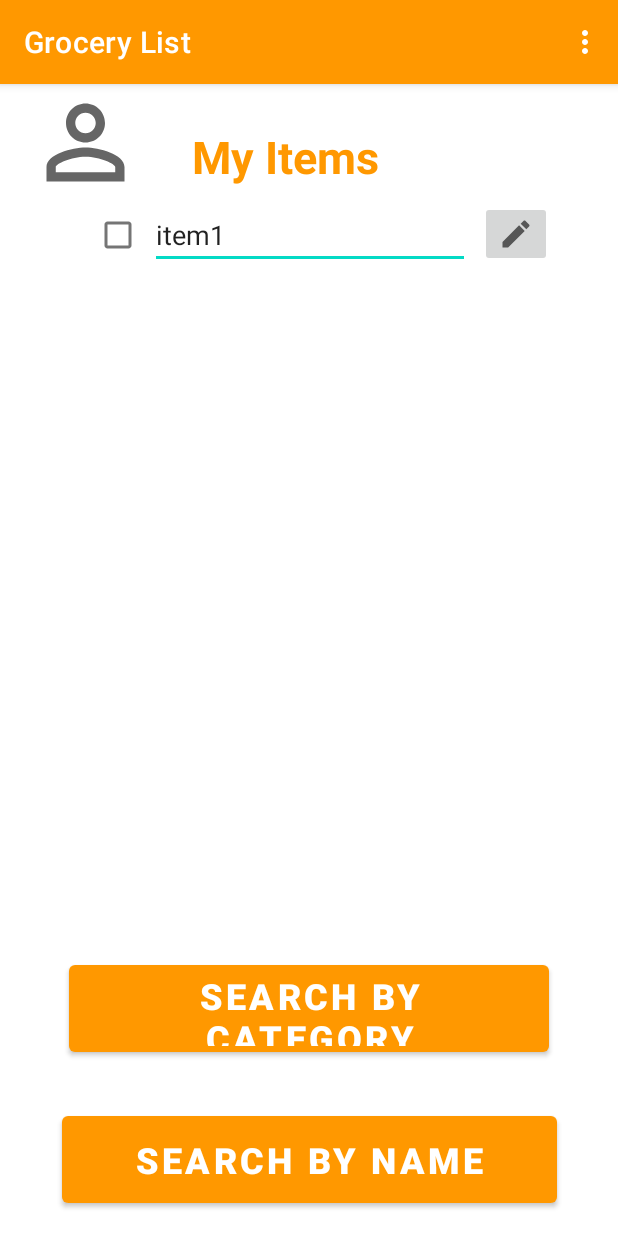
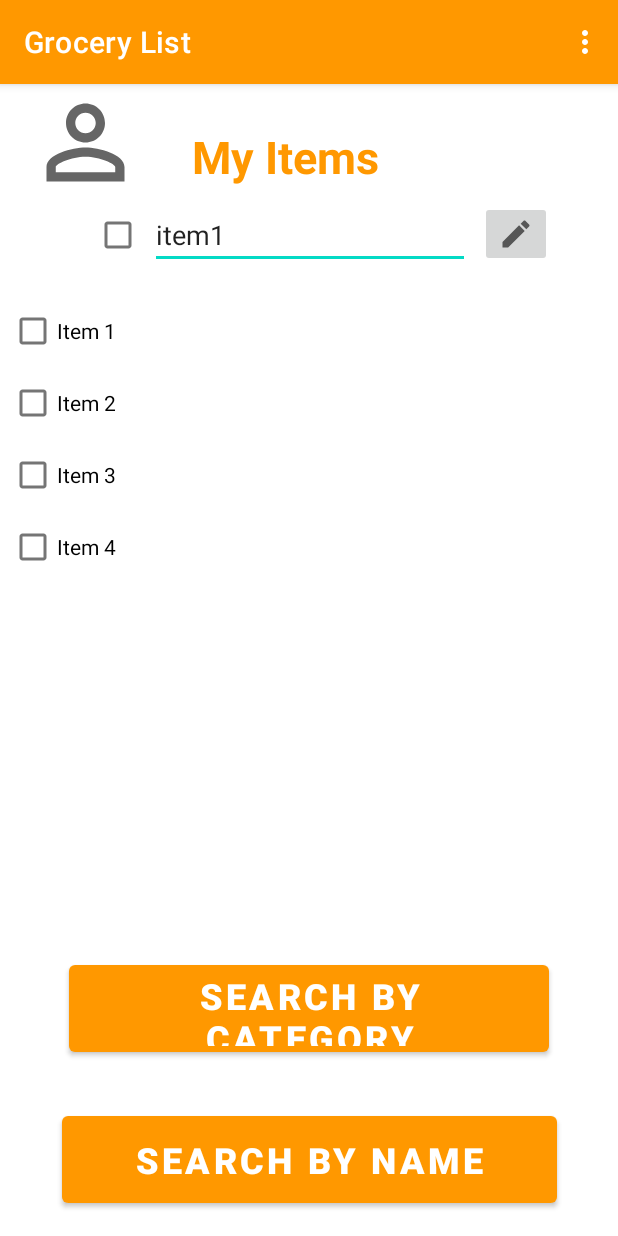
Before and after one commit to bannyadasrao/370FinalProject, an Android app: the MyItems screen opened directly, with no data from a screen before it, on a phone screen of 412 x 824 dp. Run offline under Robolectric (Android 15) with nearby library versions, the phone set to English and light mode, and no system bars.

Commit message:
Added RecylerView not fully funciton

```diff
--- /dev/null
+++ b/GLM/app/src/main/java/edu/qc/seclass/glm/ItemAdapter.java
@@ -0,0 +1,68 @@
+package edu.qc.seclass.glm;
+
+import android.content.Context;
+import android.view.LayoutInflater;
+import android.view.View;
+import android.view.ViewGroup;
+import android.widget.CheckBox;
+
+import androidx.annotation.NonNull;
+import androidx.recyclerview.widget.RecyclerView;
+
+import java.util.ArrayList;
+
+public class ItemAdapter extends RecyclerView.Adapter<ItemAdapter.ViewHolder> {
+
+    View view;
+    Context context;
+    ArrayList<String> arrayList;
+    ItemListener itemListener;
+    ArrayList<String> arrayList_0 = new ArrayList<>();
+    public ItemAdapter(Context context, ArrayList<String> arrayList, ItemListener itemListener) {
+        this.context = context;
+        this.arrayList = arrayList;
+        this.itemListener = itemListener;
+    }
+
+
+    public View getView(){
+        return view;
+    }
+
+
+    @NonNull
+    @Override
+    public ViewHolder onCreateViewHolder(@NonNull ViewGroup parent, int viewType) {
+        view = LayoutInflater.from(context).inflate(R.layout.rv_layout,parent,false);
+        return new ViewHolder(view);
+    }
+
+    @Override
+    public void onBindViewHolder(@NonNull ViewHolder holder, int position) {
+        if (arrayList != null && arrayList.size() > 0){
+            holder.check_box.setText(arrayList.get(position));
+            if (holder.check_box.isChecked()){
+                arrayList_0.add(arrayList.get(position));
+            }
+            else {
+                arrayList_0.remove(arrayList.get(position));
+            }
+            itemListener.onItemChange(arrayList_0);
+        }
+    }
+
+    @Override
+    public int getItemCount() {
+        return arrayList.size();
+    }
+
+    public class ViewHolder extends RecyclerView.ViewHolder{
+        CheckBox check_box;
+        public ViewHolder(@NonNull View itemView) {
+            super(itemView);
+
+            check_box = itemView.findViewById(R.id.check_box);
+        }
+    }
+
+}
--- /dev/null
+++ b/GLM/app/src/main/java/edu/qc/seclass/glm/ItemListener.java
@@ -0,0 +1,7 @@
+package edu.qc.seclass.glm;
+
+import java.util.ArrayList;
+
+public interface ItemListener {
+    void onItemChange(ArrayList<String> arrayList);
+}
--- a/GLM/app/src/main/java/edu/qc/seclass/glm/MyItems.java
+++ b/GLM/app/src/main/java/edu/qc/seclass/glm/MyItems.java
@@ -1,6 +1,8 @@
 package edu.qc.seclass.glm;
 
 import androidx.appcompat.app.AppCompatActivity;
+import androidx.recyclerview.widget.LinearLayoutManager;
+import androidx.recyclerview.widget.RecyclerView;
 
 import android.content.Intent;
 import android.os.Bundle;
@@ -9,9 +11,13 @@ import android.view.MenuInflater;
 import android.view.View;
 import android.widget.Button;
 
-public class MyItems extends AppCompatActivity {
+import java.util.ArrayList;
+
+public class MyItems extends AppCompatActivity implements ItemListener {
     Button addButton;
     String listName;
+    RecyclerView recycler_view;
+    ItemAdapter itemAdapter;
 
     @Override
     protected void onCreate(Bundle savedInstanceState) {
@@ -19,7 +25,28 @@ public class MyItems extends AppCompatActivity {
         super.onCreate(savedInstanceState);
         listName = getIntent().getStringExtra("ListViewClickValue");
         setContentView(R.layout.activity_my_items);
+
+        recycler_view = findViewById(R.id.recyler_view);
+
+        setRecyclerView();
     }
+
+    private ArrayList<String> getItemData(){
+        ArrayList<String> arrayList = new ArrayList<>();
+        arrayList.add("Item 1");
+        arrayList.add("Item 2");
+        arrayList.add("Item 3");
+        arrayList.add("Item 4");
+        return arrayList;
+    }
+
+    private void setRecyclerView() {
+        recycler_view.setHasFixedSize(false);
+        recycler_view.setLayoutManager(new LinearLayoutManager(this));
+        itemAdapter = new ItemAdapter(this,getItemData(),this);
+        recycler_view.setAdapter(itemAdapter);
+    }
+
 
     public void goSearchCategoryPage(View view){
         Intent i = new Intent(this,searchCategory.class);
@@ -44,4 +71,9 @@ public class MyItems extends AppCompatActivity {
         inflater.inflate(R.menu.itemmenu,menu);
         return true;
     }
+
+    @Override
+    public void onItemChange(ArrayList<String> arrayList) {
+
+    }
 }
--- a/GLM/app/src/main/res/layout/activity_my_items.xml
+++ b/GLM/app/src/main/res/layout/activity_my_items.xml
@@ -105,4 +105,14 @@
         app:layout_constraintVertical_bias="0.142"
         app:srcCompat="@drawable/ic_baseline_mode_edit_24" />
 
+    <androidx.recyclerview.widget.RecyclerView
+        android:id="@+id/recyler_view"
+        android:layout_width="400dp"
+        android:layout_height="412dp"
+        android:layout_marginBottom="11dp"
+        app:layout_constraintBottom_toTopOf="@+id/AddByCategory"
+        app:layout_constraintEnd_toEndOf="parent"
+        app:layout_constraintStart_toStartOf="parent"
+        app:layout_constraintTop_toBottomOf="@+id/item1" />
+
 </androidx.constraintlayout.widget.ConstraintLayout>
--- /dev/null
+++ b/GLM/app/src/main/res/layout/rv_layout.xml
@@ -0,0 +1,11 @@
+<?xml version="1.0" encoding="utf-8"?>
+<RelativeLayout
+    xmlns:android="http://schemas.android.com/apk/res/android"
+    android:layout_width="match_parent"
+    android:layout_height="wrap_content">
+
+    <CheckBox
+        android:id="@+id/check_box"
+        android:layout_width="match_parent"
+        android:layout_height="wrap_content"/>
+</RelativeLayout>
```
